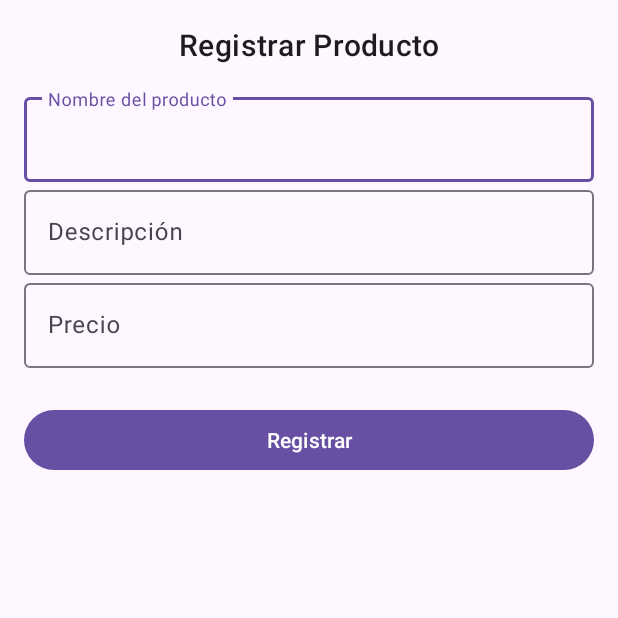
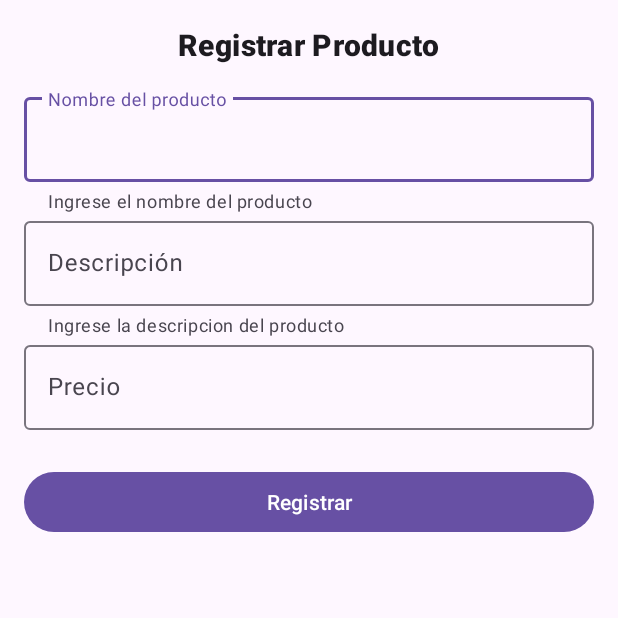
Before and after one commit to shinshini/proymovil, an Android app: the Registra_producto screen opened directly, with no data from a screen before it, on a phone screen of 412 x 824 dp, the top half of it. Run offline under Robolectric (Android 15) with nearby library versions, the phone set to English and light mode, and no system bars.

Commit message:
se modifico algunas linear

```diff
--- a/app/src/main/res/layout/activity_registra_producto.xml
+++ b/app/src/main/res/layout/activity_registra_producto.xml
@@ -24,6 +24,7 @@
             android:layout_height="wrap_content"
             android:layout_gravity="center_horizontal"
             android:paddingBottom="16dp"
+            android:fontFamily="sans-serif-black"
             android:text="Registrar Producto"
             android:textAppearance="@style/TextAppearance.MaterialComponents.Headline6" />
 
@@ -31,7 +32,8 @@
         <com.google.android.material.textfield.TextInputLayout
             android:layout_width="match_parent"
             android:layout_height="wrap_content"
-            android:hint="Nombre del producto">
+            android:hint="Nombre del producto"
+            app:helperText="Ingrese el nombre del producto">
 
             <com.google.android.material.textfield.TextInputEditText
                 android:layout_width="match_parent"
@@ -43,7 +45,8 @@
         <com.google.android.material.textfield.TextInputLayout
             android:layout_width="match_parent"
             android:layout_height="wrap_content"
-            android:hint="Descripción">
+            android:hint="Descripción"
+            app:helperText="Ingrese la descripcion del producto">
 
             <com.google.android.material.textfield.TextInputEditText
                 android:layout_width="match_parent"
@@ -60,7 +63,8 @@
             <com.google.android.material.textfield.TextInputEditText
                 android:layout_width="match_parent"
                 android:layout_height="wrap_content"
-                android:inputType="numberDecimal" />
+                android:inputType="numberDecimal"
+                app:helperText="Ingrese el precio del producto"/>
         </com.google.android.material.textfield.TextInputLayout>
 
         <!-- Botón de registrar -->
```
